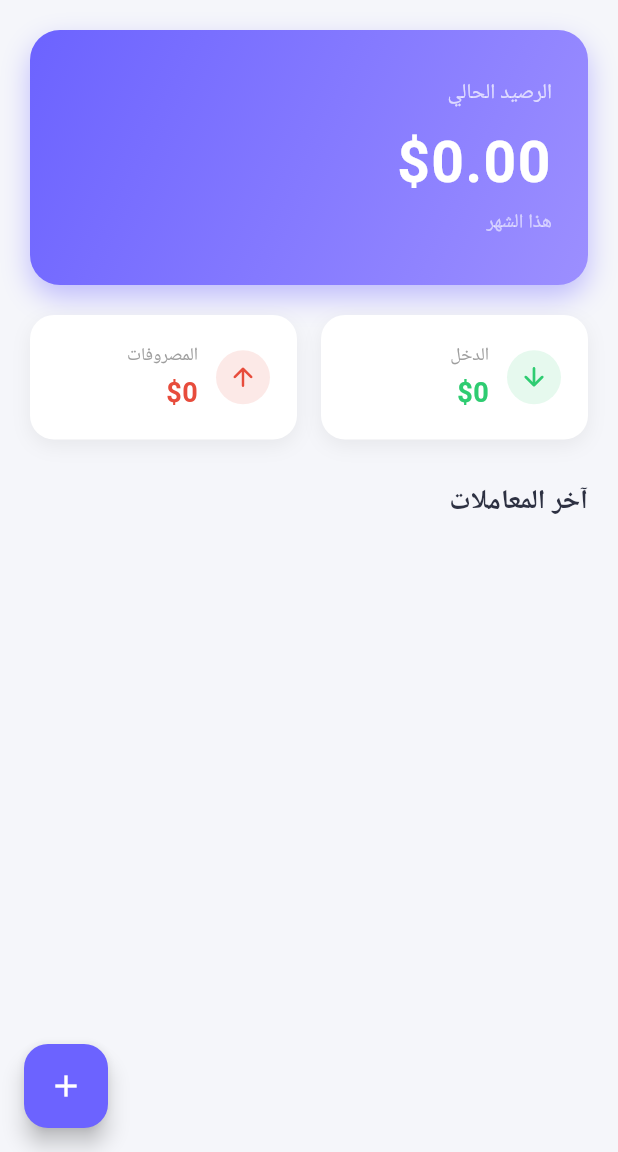
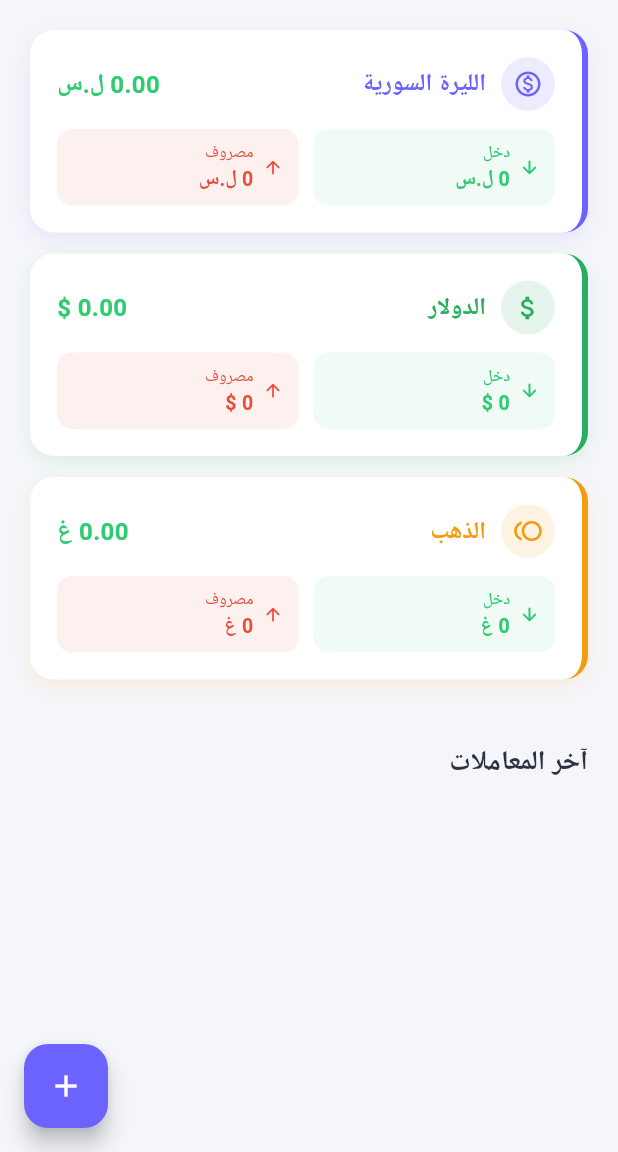
Before and after one commit to abdullahaltoubeh/masrofe, a Flutter app: the screen it shows after launch, after a tap on the "notifications" icon, on a phone screen of 412 x 824 dp, the part 84-1236 px from its top. Run offline on Flutter 3.47's test engine with Material 3 defaults, Android fonts, the phone set to English and light mode, and no system bars; our stand-ins replace flutter_bloc, hive, hive_flutter; accounts and stored records are empty.

Commit message:
contain three currencies (SP, Dollar , gold)

```diff
--- a/lib/data/transaction_repository.dart
+++ b/lib/data/transaction_repository.dart
@@ -8,7 +8,12 @@ class TransactionRepository {
     if (Hive.isBoxOpen(_boxName)) {
       return Hive.box<TransactionModel>(_boxName);
     }
-    return await Hive.openBox<TransactionModel>(_boxName);
+    try {
+      return await Hive.openBox<TransactionModel>(_boxName);
+    } catch (_) {
+      await Hive.deleteBoxFromDisk(_boxName);
+      return await Hive.openBox<TransactionModel>(_boxName);
+    }
   }
 
   Future<List<TransactionModel>> getAll() async {
--- a/lib/main.dart
+++ b/lib/main.dart
@@ -12,6 +12,7 @@ void main() async {
   final appDocDir = await getApplicationDocumentsDirectory();
   await Hive.initFlutter(appDocDir.path);
   Hive.registerAdapter(TransactionTypeAdapter());
+  Hive.registerAdapter(CurrencyTypeAdapter());
   Hive.registerAdapter(TransactionModelAdapter());
   runApp(const MasrofeApp());
 }
@@ -22,6 +23,7 @@ class MasrofeApp extends StatelessWidget {
   @override
   Widget build(BuildContext context) {
     return MaterialApp(
+      debugShowCheckedModeBanner: false,
       locale: const Locale('ar'),
       supportedLocales: const [Locale('ar'), Locale('en')],
       localizationsDelegates: const [
--- a/lib/models/transaction_model.dart
+++ b/lib/models/transaction_model.dart
@@ -8,6 +8,16 @@ enum TransactionType {
   income,
   @HiveField(1)
   expense,
+}
+
+@HiveType(typeId: 2)
+enum CurrencyType {
+  @HiveField(0)
+  syp,
+  @HiveField(1)
+  usd,
+  @HiveField(2)
+  gold,
 }
 
 @HiveType(typeId: 1)
@@ -30,6 +40,9 @@ class TransactionModel extends HiveObject {
   @HiveField(5)
   final String category;
 
+  @HiveField(6)
+  final CurrencyType currency;
+
   TransactionModel({
     required this.id,
     required this.title,
@@ -37,5 +50,6 @@ class TransactionModel extends HiveObject {
     required this.type,
     required this.date,
     required this.category,
+    this.currency = CurrencyType.syp,
   });
 }
--- a/lib/moudles/home page/cubit/home_page_cubit.dart
+++ b/lib/moudles/home page/cubit/home_page_cubit.dart
@@ -14,18 +14,24 @@ class HomePageCubit extends Cubit<HomePageState> {
   Future<void> loadData() async {
     final transactions = await _repository.getAll();
 
-    final totalIncome = transactions
-        .where((t) => t.type == TransactionType.income)
-        .fold(0.0, (sum, t) => sum + t.amount);
-
-    final totalExpenses = transactions
-        .where((t) => t.type == TransactionType.expense)
-        .fold(0.0, (sum, t) => sum + t.amount);
+    final currencies = CurrencyType.values.map((currency) {
+      final filtered = transactions.where((t) => t.currency == currency);
+      final income = filtered
+          .where((t) => t.type == TransactionType.income)
+          .fold(0.0, (sum, t) => sum + t.amount);
+      final expenses = filtered
+          .where((t) => t.type == TransactionType.expense)
+          .fold(0.0, (sum, t) => sum + t.amount);
+      return CurrencySummary(
+        currency: currency,
+        balance: income - expenses,
+        totalIncome: income,
+        totalExpenses: expenses,
+      );
+    }).toList();
 
     emit(HomePageLoaded(
-      balance: totalIncome - totalExpenses,
-      totalIncome: totalIncome,
-      totalExpenses: totalExpenses,
+      currencies: currencies,
       recentTransactions: transactions,
     ));
   }
--- a/lib/moudles/home page/cubit/home_page_state.dart
+++ b/lib/moudles/home page/cubit/home_page_state.dart
@@ -4,16 +4,48 @@ abstract class HomePageState {}
 
 class HomePageInitial extends HomePageState {}
 
-class HomePageLoaded extends HomePageState {
+class CurrencySummary {
+  final CurrencyType currency;
   final double balance;
   final double totalIncome;
   final double totalExpenses;
+
+  CurrencySummary({
+    required this.currency,
+    required this.balance,
+    required this.totalIncome,
+    required this.totalExpenses,
+  });
+
+  String get label {
+    switch (currency) {
+      case CurrencyType.syp:
+        return 'الليرة السورية';
+      case CurrencyType.usd:
+        return 'الدولار';
+      case CurrencyType.gold:
+        return 'الذهب';
+    }
+  }
+
+  String get symbol {
+    switch (currency) {
+      case CurrencyType.syp:
+        return 'ل.س';
+      case CurrencyType.usd:
+        return '\$';
+      case CurrencyType.gold:
+        return 'غ';
+    }
+  }
+}
+
+class HomePageLoaded extends HomePageState {
+  final List<CurrencySummary> currencies;
   final List<TransactionModel> recentTransactions;
 
   HomePageLoaded({
-    required this.balance,
-    required this.totalIncome,
-    required this.totalExpenses,
+    required this.currencies,
     required this.recentTransactions,
   });
 }
--- a/lib/moudles/home page/home_page_view.dart
+++ b/lib/moudles/home page/home_page_view.dart
@@ -3,8 +3,7 @@ import 'package:flutter_bloc/flutter_bloc.dart';
 import 'package:masrofe/data/transaction_repository.dart';
 import 'package:masrofe/moudles/home page/cubit/home_page_cubit.dart';
 import 'package:masrofe/moudles/home page/widgets/add_transaction_sheet.dart';
-import 'package:masrofe/moudles/home page/widgets/balance_card.dart';
-import 'package:masrofe/moudles/home page/widgets/summary_row.dart';
+import 'package:masrofe/moudles/home page/widgets/currency_section.dart';
 import 'package:masrofe/moudles/home page/widgets/transaction_tile.dart';
 
 class HomePageView extends StatelessWidget {
@@ -58,7 +57,9 @@ class _HomePageContent extends StatelessWidget {
       actions: [
         IconButton(
           icon: const Icon(Icons.notifications_outlined, color: Colors.white),
-          onPressed: () {},
+          onPressed: () async {
+            await TransactionRepository().clearAll();
+          },
         ),
       ],
     );
@@ -68,12 +69,7 @@ class _HomePageContent extends StatelessWidget {
     return ListView(
       padding: const EdgeInsets.all(20),
       children: [
-        BalanceCard(balance: state.balance),
-        const SizedBox(height: 20),
-        SummaryRow(
-          totalIncome: state.totalIncome,
-          totalExpenses: state.totalExpenses,
-        ),
+        CurrencySection(currencies: state.currencies),
         const SizedBox(height: 28),
         const Text(
           'آخر المعاملات',
--- a/lib/moudles/home page/widgets/add_transaction_sheet.dart
+++ b/lib/moudles/home page/widgets/add_transaction_sheet.dart
@@ -17,6 +17,7 @@ class _AddTransactionSheetState extends State<AddTransactionSheet> {
   final _amountController = TextEditingController();
 
   TransactionType _selectedType = TransactionType.expense;
+  CurrencyType _selectedCurrency = CurrencyType.syp;
   String _selectedCategory = 'Food';
 
   static const _categories = [
@@ -58,6 +59,7 @@ class _AddTransactionSheetState extends State<AddTransactionSheet> {
       type: _selectedType,
       date: DateTime.now(),
       category: _selectedCategory,
+      currency: _selectedCurrency,
     );
 
     context.read<HomePageCubit>().addTransaction(transaction);
@@ -88,6 +90,8 @@ class _AddTransactionSheetState extends State<AddTransactionSheet> {
             _buildCategoryDropdown(),
             const SizedBox(height: 14),
             _buildTypeSelector(),
+            const SizedBox(height: 14),
+            _buildCurrencySelector(),
             const SizedBox(height: 24),
             _buildSubmitButton(),
           ],
@@ -160,6 +164,34 @@ class _AddTransactionSheetState extends State<AddTransactionSheet> {
     );
   }
 
+  Widget _buildCurrencySelector() {
+    const labels = {
+      CurrencyType.syp: 'ل.س',
+      CurrencyType.usd: 'دولار',
+      CurrencyType.gold: 'ذهب',
+    };
+    const colors = {
+      CurrencyType.syp: Color(0xFF6C63FF),
+      CurrencyType.usd: Color(0xFF27AE60),
+      CurrencyType.gold: Color(0xFFF39C12),
+    };
+    return Row(
+      children: CurrencyType.values.map((c) {
+        final isSelected = _selectedCurrency == c;
+        final color = colors[c]!;
+        return Padding(
+          padding: const EdgeInsets.only(left: 8),
+          child: TypeChip(
+            label: labels[c]!,
+            color: color,
+            selected: isSelected,
+            onTap: () => setState(() => _selectedCurrency = c),
+          ),
+        );
+      }).toList(),
+    );
+  }
+
   Widget _buildSubmitButton() {
     return SizedBox(
       width: double.infinity,
--- /dev/null
+++ b/lib/moudles/home page/widgets/currency_section.dart
@@ -0,0 +1,176 @@
+import 'package:flutter/material.dart';
+import 'package:masrofe/models/transaction_model.dart';
+import 'package:masrofe/moudles/home page/cubit/home_page_cubit.dart';
+
+class CurrencySection extends StatelessWidget {
+  final List<CurrencySummary> currencies;
+
+  const CurrencySection({super.key, required this.currencies});
+
+  @override
+  Widget build(BuildContext context) {
+    return Column(
+      children: currencies
+          .map((c) => Padding(
+                padding: const EdgeInsets.only(bottom: 14),
+                child: _CurrencyCard(summary: c),
+              ))
+          .toList(),
+    );
+  }
+}
+
+class _CurrencyCard extends StatelessWidget {
+  final CurrencySummary summary;
+
+  const _CurrencyCard({required this.summary});
+
+  Color get _color {
+    switch (summary.currency) {
+      case CurrencyType.syp:
+        return const Color(0xFF6C63FF);
+      case CurrencyType.usd:
+        return const Color(0xFF27AE60);
+      case CurrencyType.gold:
+        return const Color(0xFFF39C12);
+    }
+  }
+
+  IconData get _icon {
+    switch (summary.currency) {
+      case CurrencyType.syp:
+        return Icons.monetization_on_outlined;
+      case CurrencyType.usd:
+        return Icons.attach_money;
+      case CurrencyType.gold:
+        return Icons.toll_outlined;
+    }
+  }
+
+  @override
+  Widget build(BuildContext context) {
+    return Container(
+      width: double.infinity,
+      padding: const EdgeInsets.all(18),
+      decoration: BoxDecoration(
+        color: Colors.white,
+        borderRadius: BorderRadius.circular(16),
+        boxShadow: [
+          BoxShadow(
+            color: _color.withOpacity(0.12),
+            blurRadius: 10,
+            offset: const Offset(0, 4),
+          ),
+        ],
+        border: Border(right: BorderSide(color: _color, width: 4)),
+      ),
+      child: Column(
+        crossAxisAlignment: CrossAxisAlignment.start,
+        children: [
+          Row(
+            children: [
+              Container(
+                padding: const EdgeInsets.all(8),
+                decoration: BoxDecoration(
+                  color: _color.withOpacity(0.12),
+                  shape: BoxShape.circle,
+                ),
+                child: Icon(_icon, color: _color, size: 20),
+              ),
+              const SizedBox(width: 10),
+              Text(
+                summary.label,
+                style: TextStyle(
+                  fontWeight: FontWeight.bold,
+                  fontSize: 16,
+                  color: _color,
+                ),
+              ),
+              const Spacer(),
+              Text(
+                '${summary.balance.toStringAsFixed(2)} ${summary.symbol}',
+                style: TextStyle(
+                  fontWeight: FontWeight.bold,
+                  fontSize: 16,
+                  color: summary.balance >= 0
+                      ? const Color(0xFF2ECC71)
+                      : const Color(0xFFE74C3C),
+                ),
+              ),
+            ],
+          ),
+          const SizedBox(height: 12),
+          Row(
+            children: [
+              _StatChip(
+                label: 'دخل',
+                value: '${summary.totalIncome.toStringAsFixed(0)} ${summary.symbol}',
+                color: const Color(0xFF2ECC71),
+                icon: Icons.arrow_downward_rounded,
+              ),
+              const SizedBox(width: 10),
+              _StatChip(
+                label: 'مصروف',
+                value: '${summary.totalExpenses.toStringAsFixed(0)} ${summary.symbol}',
+                color: const Color(0xFFE74C3C),
+                icon: Icons.arrow_upward_rounded,
+              ),
+            ],
+          ),
+        ],
+      ),
+    );
+  }
+}
+
+class _StatChip extends StatelessWidget {
+  final String label;
+  final String value;
+  final Color color;
+  final IconData icon;
+
+  const _StatChip({
+    required this.label,
+    required this.value,
+    required this.color,
+    required this.icon,
+  });
+
+  @override
+  Widget build(BuildContext context) {
+    return Expanded(
+      child: Container(
+        padding: const EdgeInsets.symmetric(horizontal: 10, vertical: 8),
+        decoration: BoxDecoration(
+          color: color.withOpacity(0.08),
+          borderRadius: BorderRadius.circular(10),
+        ),
+        child: Row(
+          children: [
+            Icon(icon, color: color, size: 14),
+            const SizedBox(width: 6),
+            Expanded(
+              child: Column(
+                crossAxisAlignment: CrossAxisAlignment.start,
+                children: [
+                  Text(
+                    label,
+                    style: TextStyle(color: color, fontSize: 11),
+                  ),
+                  Text(
+                    value,
+                    style: TextStyle(
+                      color: color,
+                      fontWeight: FontWeight.bold,
+                      fontSize: 13,
+                    ),
+                  ),
+                ],
+              ),
+            ),
+          ],
+        ),
+      ),
+    );
+  }
+}
```
Also changed, not shown: lib/models/transaction_model.g.dart.
